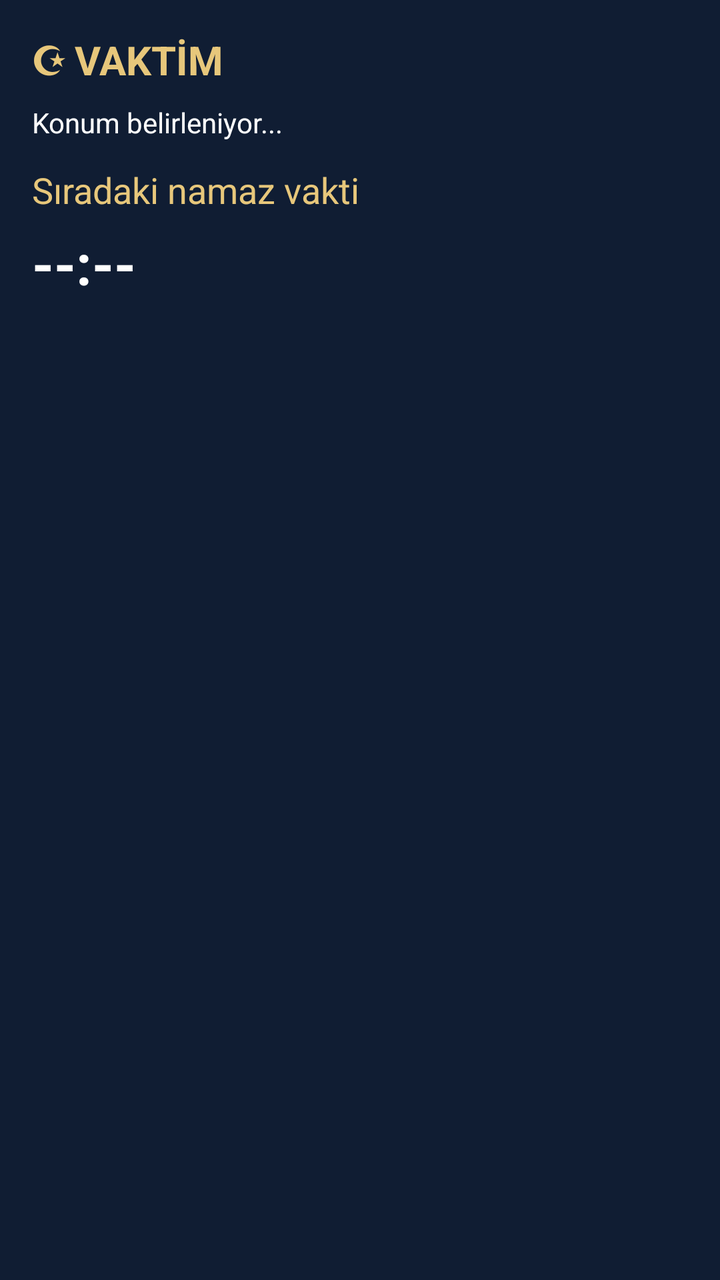
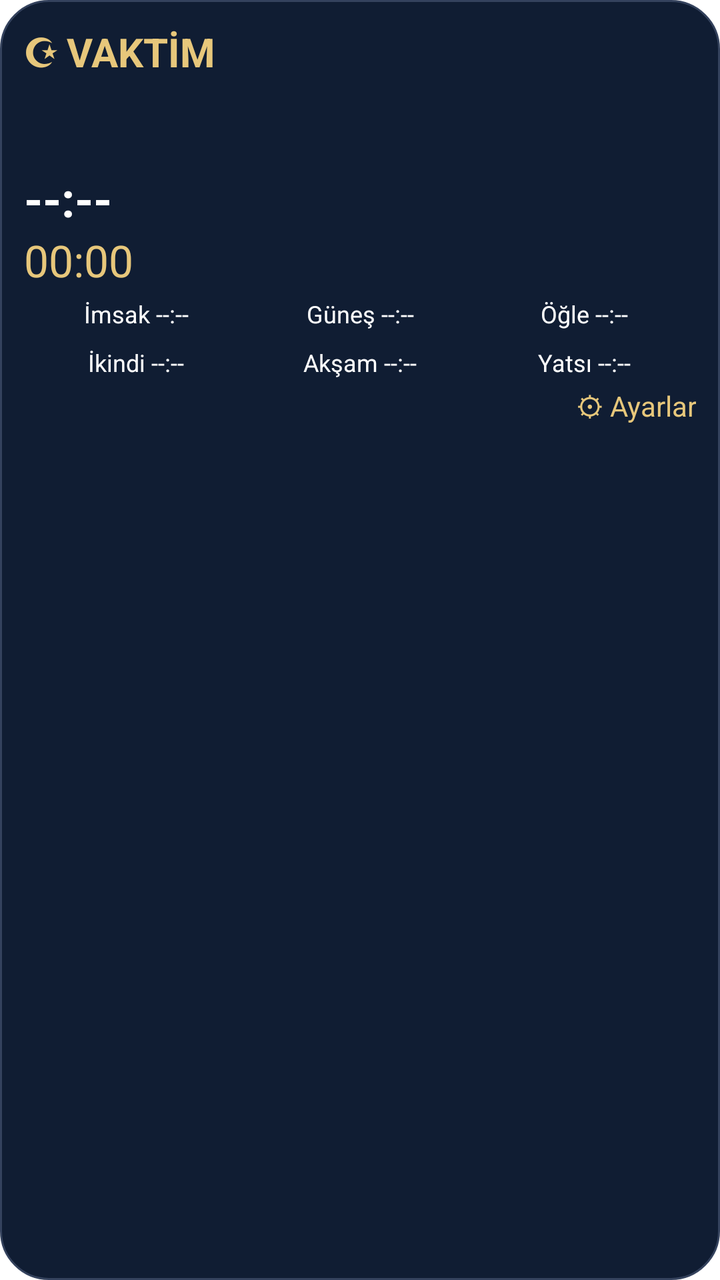

An Android layout rendered at two revisions. The XML below is the earlier revision; the diff shows what the commit changed to produce the second picture.
<!-- AndroidManifest.xml: application theme AppTheme -->
<!-- res/layout/vaktim_widget.xml -->
<?xml version="1.0" encoding="utf-8"?>
<LinearLayout
    xmlns:android="http://schemas.android.com/apk/res/android"
    android:layout_width="match_parent"
    android:layout_height="match_parent"
    android:orientation="vertical"
    android:background="#101D33"
    android:padding="16dp">

    <TextView
        android:id="@+id/widget_title"
        android:layout_width="match_parent"
        android:layout_height="wrap_content"
        android:text="☪ VAKTİM"
        android:textColor="#E7C77B"
        android:textSize="20sp"
        android:textStyle="bold" />

    <TextView
        android:id="@+id/widget_city"
        android:layout_width="match_parent"
        android:layout_height="wrap_content"
        android:text="Konum belirleniyor..."
        android:textColor="#FFFFFF"
        android:textSize="14sp"
        android:layout_marginTop="8dp" />

    <TextView
        android:id="@+id/widget_prayer"
        android:layout_width="match_parent"
        android:layout_height="wrap_content"
        android:text="Sıradaki namaz vakti"
        android:textColor="#E7C77B"
        android:textSize="18sp"
        android:layout_marginTop="12dp" />

    <TextView
        android:id="@+id/widget_countdown"
        android:layout_width="match_parent"
        android:layout_height="wrap_content"
        android:text="--:--"
        android:textColor="#FFFFFF"
        android:textSize="28sp"
        android:textStyle="bold"
        android:layout_marginTop="6dp" />

</LinearLayout>
<!-- resources referenced by this layout -->
<resources>

</resources>

<!-- the commit's change to res/layout/vaktim_widget.xml (unified diff, before → after) -->
@@ -1,47 +1,133 @@
-<?xml version="1.0" encoding="utf-8"?>
+<LinearLayout xmlns:android="http://schemas.android.com/apk/res/android"
+android:layout_width="match_parent"
+android:layout_height="match_parent"
+android:orientation="vertical"
+android:padding="12dp"
+android:background="@drawable/vaktim_widget_bg">
+
+<TextView
+android:id="@+id/widget_title"
+android:layout_width="match_parent"
+android:layout_height="wrap_content"
+android:text="☪ VAKTİM"
+android:textColor="#E7C77B"
+android:textSize="20sp"
+android:textStyle="bold"/>
+
+<TextView
+android:id="@+id/widget_city"
+android:layout_width="match_parent"
+android:layout_height="wrap_content"
+android:textColor="#FFFFFF"
+android:textSize="14sp"/>
+
+<TextView
+android:id="@+id/widget_prayer"
+android:layout_width="match_parent"
+android:layout_height="wrap_content"
+android:textColor="#E7C77B"
+android:textSize="18sp"/>
+
+<TextView
+android:id="@+id/widget_countdown"
+android:layout_width="match_parent"
+android:layout_height="wrap_content"
+android:text="--:--"
+android:textColor="#FFFFFF"
+android:textSize="24sp"
+android:textStyle="bold"/>
+
+<Chronometer
+android:id="@+id/widget_timer"
+android:layout_width="match_parent"
+android:layout_height="wrap_content"
+android:textColor="#E7C77B"
+android:textSize="22sp"
+android:countDown="true"/>
+
+
 <LinearLayout
-    xmlns:android="http://schemas.android.com/apk/res/android"
-    android:layout_width="match_parent"
-    android:layout_height="match_parent"
-    android:orientation="vertical"
-    android:background="#101D33"
-    android:padding="16dp">
+android:layout_width="match_parent"
+android:layout_height="wrap_content"
+android:orientation="horizontal">
 
-    <TextView
-        android:id="@+id/widget_title"
-        android:layout_width="match_parent"
-        android:layout_height="wrap_content"
-        android:text="☪ VAKTİM"
-        android:textColor="#E7C77B"
-        android:textSize="20sp"
-        android:textStyle="bold" />
+<TextView
+android:id="@+id/widget_vakit_0"
+android:layout_width="0dp"
+android:layout_height="wrap_content"
+android:layout_weight="1"
+android:gravity="center"
+android:padding="4dp"
+android:text="İmsak --:--"
+android:textColor="#FFFFFF"
+android:textSize="12sp"/>
 
-    <TextView
-        android:id="@+id/widget_city"
-        android:layout_width="match_parent"
-        android:layout_height="wrap_content"
-        android:text="Konum belirleniyor..."
-        android:textColor="#FFFFFF"
-        android:textSize="14sp"
-        android:layout_marginTop="8dp" />
+<TextView
+android:id="@+id/widget_vakit_1"
+android:layout_width="0dp"
+android:layout_height="wrap_content"
+android:layout_weight="1"
+android:gravity="center"
+android:padding="4dp"
+android:text="Güneş --:--"
+android:textColor="#FFFFFF"
+android:textSize="12sp"/>
 
-    <TextView
-        android:id="@+id/widget_prayer"
-        android:layout_width="match_parent"
-        android:layout_height="wrap_content"
-        android:text="Sıradaki namaz vakti"
-        android:textColor="#E7C77B"
-        android:textSize="18sp"
-        android:layout_marginTop="12dp" />
+<TextView
+android:id="@+id/widget_vakit_2"
+android:layout_width="0dp"
+android:layout_height="wrap_content"
+android:layout_weight="1"
+android:gravity="center"
+android:padding="4dp"
+android:text="Öğle --:--"
+android:textColor="#FFFFFF"
+android:textSize="12sp"/>
+</LinearLayout>
+<LinearLayout
+android:layout_width="match_parent"
+android:layout_height="wrap_content"
+android:orientation="horizontal">
 
-    <TextView
-        android:id="@+id/widget_countdown"
-        android:layout_width="match_parent"
-        android:layout_height="wrap_content"
-        android:text="--:--"
-        android:textColor="#FFFFFF"
-        android:textSize="28sp"
-        android:textStyle="bold"
-        android:layout_marginTop="6dp" />
+<TextView
+android:id="@+id/widget_vakit_3"
+android:layout_width="0dp"
+android:layout_height="wrap_content"
+android:layout_weight="1"
+android:gravity="center"
+android:padding="4dp"
+android:text="İkindi --:--"
+android:textColor="#FFFFFF"
+android:textSize="12sp"/>
 
+<TextView
+android:id="@+id/widget_vakit_4"
+android:layout_width="0dp"
+android:layout_height="wrap_content"
+android:layout_weight="1"
+android:gravity="center"
+android:padding="4dp"
+android:text="Akşam --:--"
+android:textColor="#FFFFFF"
+android:textSize="12sp"/>
+
+<TextView
+android:id="@+id/widget_vakit_5"
+android:layout_width="0dp"
+android:layout_height="wrap_content"
+android:layout_weight="1"
+android:gravity="center"
+android:padding="4dp"
+android:text="Yatsı --:--"
+android:textColor="#FFFFFF"
+android:textSize="12sp"/>
 </LinearLayout>
+<TextView
+android:id="@+id/widget_settings"
+android:layout_width="match_parent"
+android:layout_height="wrap_content"
+android:gravity="end"
+android:text="⚙ Ayarlar"
+android:textColor="#E7C77B"
+android:textSize="14sp"/>
+</LinearLayout>
<!-- resource entries referenced after the edit -->
@@ -1,5 +1,11 @@
 <!-- resources referenced by this layout -->
 <resources>
-
+  <!-- drawable vaktim_widget_bg (drawable) -->
+  <?xml version="1.0" encoding="utf-8"?>
+  <shape xmlns:android="http://schemas.android.com/apk/res/android" android:shape="rectangle">
+      <solid android:color="#101D33"/>
+      <corners android:radius="24dp"/>
+      <stroke android:width="1dp" android:color="#34425D"/>
+  </shape>
 </resources>
 
